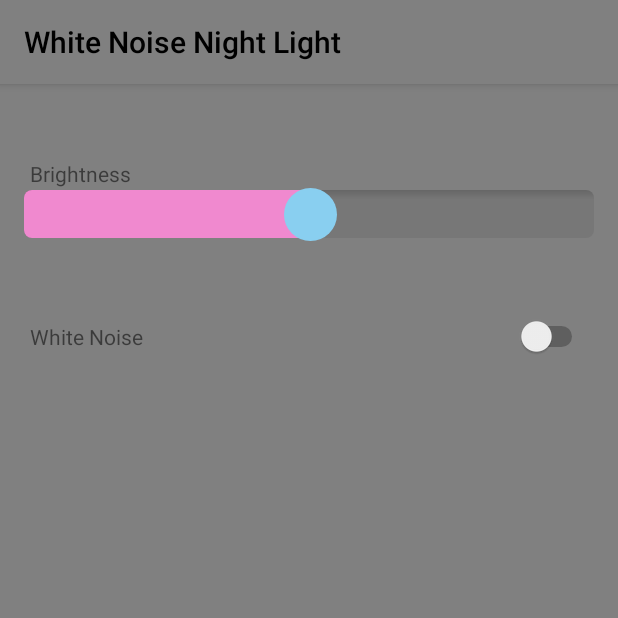
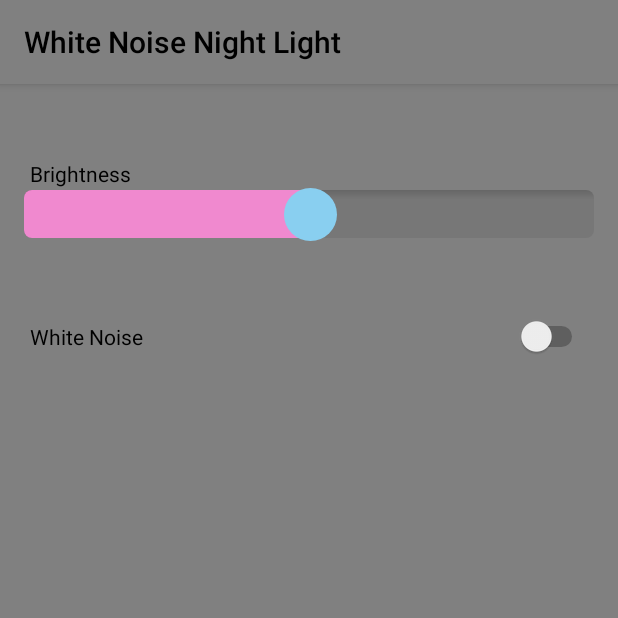
Before and after one commit to bobzurad/WhiteNoiseNightLight, an Android app: the screen it shows after launch (MainActivity), on a phone screen of 412 x 824 dp, the top half of it. Run offline under Robolectric (Android 15) with nearby library versions, the phone set to English and light mode, and no system bars.

Commit message:
text color changes with slider. cut volume of white noise in half

```diff
--- a/Android/app/src/main/java/net/zurad/bob/whitenoisenightlight/MainActivity.java
+++ b/Android/app/src/main/java/net/zurad/bob/whitenoisenightlight/MainActivity.java
@@ -17,6 +17,7 @@ import android.support.v7.app.ActionBar;
 import android.support.v7.app.AppCompatActivity;
 import android.os.Bundle;
 import android.text.Html;
+import android.text.Spanned;
 import android.util.Log;
 import android.view.WindowManager;
 import android.widget.CompoundButton;
@@ -24,12 +25,15 @@ import android.widget.LinearLayout;
 import android.widget.SeekBar;
 import android.widget.Switch;
 import android.media.SoundPool;
+import android.widget.TextView;
 
 public class MainActivity extends AppCompatActivity {
 
     LinearLayout _mainLayout;
     SeekBar _seekBar;
     Switch _whiteNoiseSwitch;
+    TextView _brightnessTextView;
+    TextView _whiteNoiseTextView;
     SoundPool _soundPool;
     ActionBar _bar;
     int _soundId;
@@ -50,10 +54,12 @@ public class MainActivity extends AppCompatActivity {
         _mainLayout = (LinearLayout) findViewById(R.id.mainLayout);
         _seekBar = (SeekBar) findViewById(R.id.seekBar);
         _whiteNoiseSwitch = (Switch) findViewById(R.id.whiteNoiseSwitch);
+        _brightnessTextView = (TextView) findViewById(R.id.brightnessTextView);
+        _whiteNoiseTextView = (TextView) findViewById(R.id.whiteNoiseTextView);
         _soundPool = createSoundPool();
         _soundId = _soundPool.load(this, R.raw.whitenoise, 1);
         _soundPool.setLoop(_soundId, -1);
-        _bar.setTitle(Html.fromHtml("<font color='#000000'>White Noise Night Light</font>"));
+        _bar.setTitle(fromHtml("<font color='#000000'>White Noise Night Light</font>"));
 
         //save starting brightness values
         try {
@@ -99,10 +105,14 @@ public class MainActivity extends AppCompatActivity {
                 //change color of ActionBar
                 if (_bar != null) {
                     _bar.setBackgroundDrawable(new ColorDrawable(Color.parseColor("#" + hex + hex + hex)));
-                    if (progress < 64) {
-                        _bar.setTitle(Html.fromHtml("<font color='#C0C0C0'>White Noise Night Light</font>"));
+                    if (progress < 80) {
+                        _bar.setTitle(fromHtml("<font color='#C0C0C0'>White Noise Night Light</font>"));
+                        _brightnessTextView.setTextColor(ContextCompat.getColor(getApplicationContext(), R.color.textColorLight));
+                        _whiteNoiseTextView.setTextColor(ContextCompat.getColor(getApplicationContext(), R.color.textColorLight));
                     } else {
-                        _bar.setTitle(Html.fromHtml("<font color='#000000'>White Noise Night Light</font>"));
+                        _bar.setTitle(fromHtml("<font color='#000000'>White Noise Night Light</font>"));
+                        _brightnessTextView.setTextColor(Color.BLACK);
+                        _whiteNoiseTextView.setTextColor(Color.BLACK);
                     }
                 }
                 //change color of background
@@ -122,7 +132,7 @@ public class MainActivity extends AppCompatActivity {
             }
         });
 
-        //logic for white noise switch
+        //logic for white noise switch (TODO: stop white noise when activity loses focus)
         _whiteNoiseSwitch.setOnCheckedChangeListener(new CompoundButton.OnCheckedChangeListener() {
             @Override
             public void onCheckedChanged(CompoundButton compoundButton, boolean isOn) {
@@ -130,7 +140,7 @@ public class MainActivity extends AppCompatActivity {
                     if (_playId > 0) {
                         _soundPool.resume(_playId);
                     } else {
-                        _playId = _soundPool.play(_soundId, 1.0f, 1.0f, 1, -1, 1.0f);
+                        _playId = _soundPool.play(_soundId, 0.5f, 0.5f, 1, -1, 1.0f);
                     }
                 } else {
                     _soundPool.pause(_playId);
@@ -232,4 +242,15 @@ public class MainActivity extends AppCompatActivity {
     protected SoundPool createOldSoundPool() {
         return new SoundPool(5, AudioManager.STREAM_MUSIC, 0);
     }
+
+    @SuppressWarnings("deprecation")
+    private Spanned fromHtml(String html){
+        Spanned result;
+        if (android.os.Build.VERSION.SDK_INT >= android.os.Build.VERSION_CODES.N) {
+            result = Html.fromHtml(html,Html.FROM_HTML_MODE_LEGACY);
+        } else {
+            result = Html.fromHtml(html);
+        }
+        return result;
+    }
 }
--- a/Android/app/src/main/res/layout/activity_main.xml
+++ b/Android/app/src/main/res/layout/activity_main.xml
@@ -11,11 +11,13 @@
     tools:context="net.zurad.bob.whitenoisenightlight.MainActivity">
 
     <TextView
+        android:id="@+id/brightnessTextView"
         android:layout_width="match_parent"
         android:layout_height="wrap_content"
         android:layout_marginTop="50dp"
         android:layout_marginLeft="20dp"
         android:layout_marginStart="20dp"
+        android:textColor="@android:color/black"
         android:text="Brightness" />
     <SeekBar
         android:id="@+id/seekBar"
@@ -38,9 +40,11 @@
         android:layout_marginStart="20dp"
         android:layout_marginEnd="20dp">
         <TextView
+            android:id="@+id/whiteNoiseTextView"
             android:layout_width="wrap_content"
             android:layout_height="wrap_content"
             android:layout_marginTop="4dp"
+            android:textColor="@android:color/black"
             android:text="White Noise" />
         <!-- this View pushes the Switch to the right -->
         <View
--- a/Android/app/src/main/res/values/colors.xml
+++ b/Android/app/src/main/res/values/colors.xml
@@ -8,4 +8,5 @@
     <color name="babyPink">#f089cf</color>
     <color name="babyGreen">#cff089</color>
     <color name="babyOrange">#f0aa89</color>
+    <color name="textColorLight">#C0C0C0</color>
 </resources>
```
